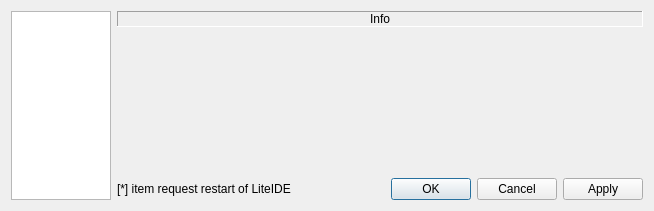
Before: the Qt Designer form liteidex/src/liteapp/optionswidget.ui in visualfc/liteide, drawn with Qt 5.
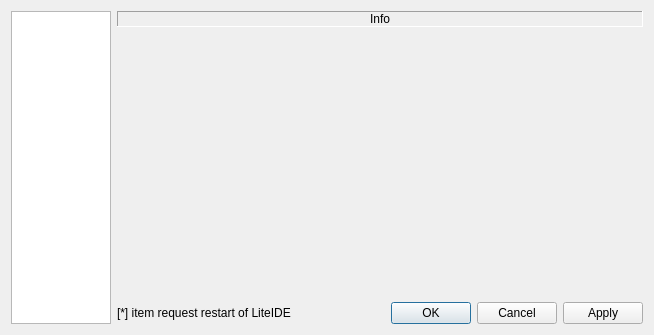
After: the same form once the commit is applied.

Commit message: liteapp: update optioin/about ui

```diff
--- a/liteidex/src/liteapp/optionswidget.ui
+++ b/liteidex/src/liteapp/optionswidget.ui
@@ -7,7 +7,7 @@
     <x>0</x>
     <y>0</y>
     <width>654</width>
-    <height>211</height>
+    <height>335</height>
    </rect>
   </property>
   <property name="windowTitle">
```
The commit also changes 2 other files.
